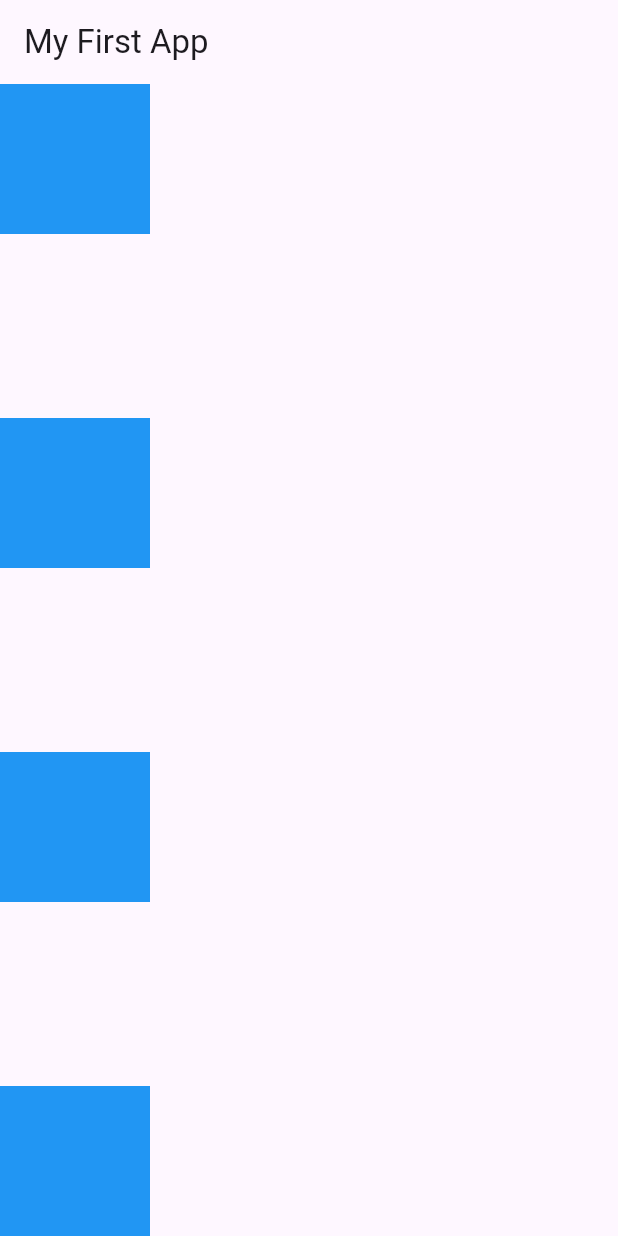
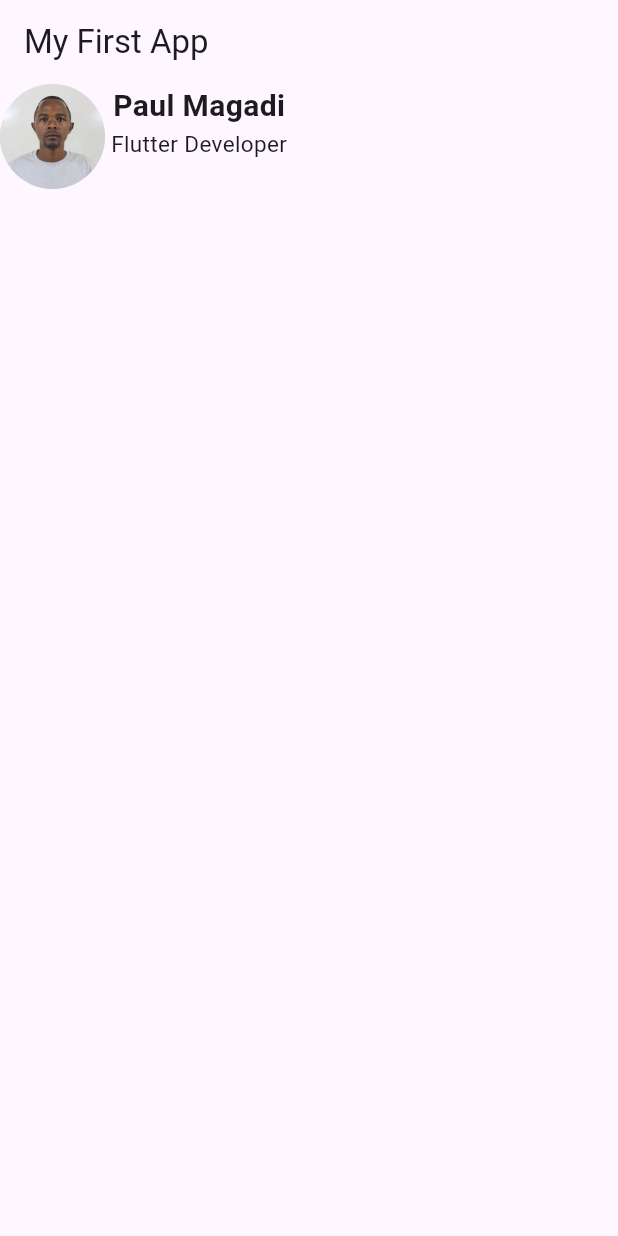
Before and after one commit to paulmagadi/Learn_Flutter, a Flutter app: the screen it shows after launch, on a phone screen of 412 x 824 dp. Run offline on Flutter 3.47's test engine with Material 3 defaults, Android fonts, the phone set to English and light mode, and no system bars.

Commit message:
modified:   practice_flutter/myapp/lib/main.dart

```diff
--- a/practice_flutter/myapp/lib/main.dart
+++ b/practice_flutter/myapp/lib/main.dart
@@ -359,6 +359,43 @@
 // }
 
 
+// import 'package:flutter/material.dart';
+
+// void main() {
+//   runApp(const MyWidget());
+// }
+// class MyWidget extends StatelessWidget {
+//   const MyWidget({super.key});
+
+//   @override
+//   Widget build(BuildContext context) {
+
+//     return MaterialApp(
+//       home: Scaffold(
+//         appBar: AppBar(
+//           title: const Text('My First App'),
+//         ),
+//         body: Column(
+//            // Try replacing "center" with "start", "end", "center", spaceBetween", "spaceAround" or "spaceEvenly"
+//           mainAxisAlignment: MainAxisAlignment.spaceBetween,
+//            // Try replacing "center" with "start", "end", "stretch", or "baseline"
+//             crossAxisAlignment: CrossAxisAlignment.center,
+//           children: [
+//             Container(height: 100, width: 100, color: Colors.blue),
+//             const SizedBox(height: 5),
+//             Container(height: 100, width: 100, color: Colors.blue),
+//             const SizedBox(height: 5),
+//             Container(height: 100, width: 100, color: Colors.blue),
+//             const SizedBox(height: 5),
+//             Container(height: 100, width: 100, color: Colors.blue),
+//           ],
+//         ),
+//       ),
+//     );
+//   }
+// }
+
+
 import 'package:flutter/material.dart';
 
 void main() {
@@ -375,20 +412,34 @@ class MyWidget extends StatelessWidget {
         appBar: AppBar(
           title: const Text('My First App'),
         ),
-        body: Column(
-           // Try replacing "center" with "start", "end", "center", spaceBetween", "spaceAround" or "spaceEvenly"
-          mainAxisAlignment: MainAxisAlignment.spaceBetween,
-           // Try replacing "center" with "start", "end", "stretch", or "baseline"
-            crossAxisAlignment: CrossAxisAlignment.center,
-          children: [
-            Container(height: 100, width: 100, color: Colors.blue),
-            const SizedBox(height: 5),
-            Container(height: 100, width: 100, color: Colors.blue),
-            const SizedBox(height: 5),
-            Container(height: 100, width: 100, color: Colors.blue),
-            const SizedBox(height: 5),
-            Container(height: 100, width: 100, color: Colors.blue),
-          ],
+        body: const Row(
+  crossAxisAlignment: CrossAxisAlignment.start,
+  children: <Widget>[
+    CircleAvatar(
+      radius: 35,
+      backgroundImage: AssetImage(
+        'images/paul.jpg',
+      ),
+    ),
+    Padding(padding: EdgeInsets.all(2.0)),
+    Column(
+      children: <Widget>[
+        Text(
+          'Paul Magadi',
+          style: TextStyle(
+            fontSize: 20,
+            fontWeight: FontWeight.bold,
+          ),
+        ),
+        Text(
+          'Flutter Developer',
+          style: TextStyle(
+            fontSize: 15,
+          ),
+        ),
+      ],
+    ),
+  ],
         ),
       ),
     );
```
